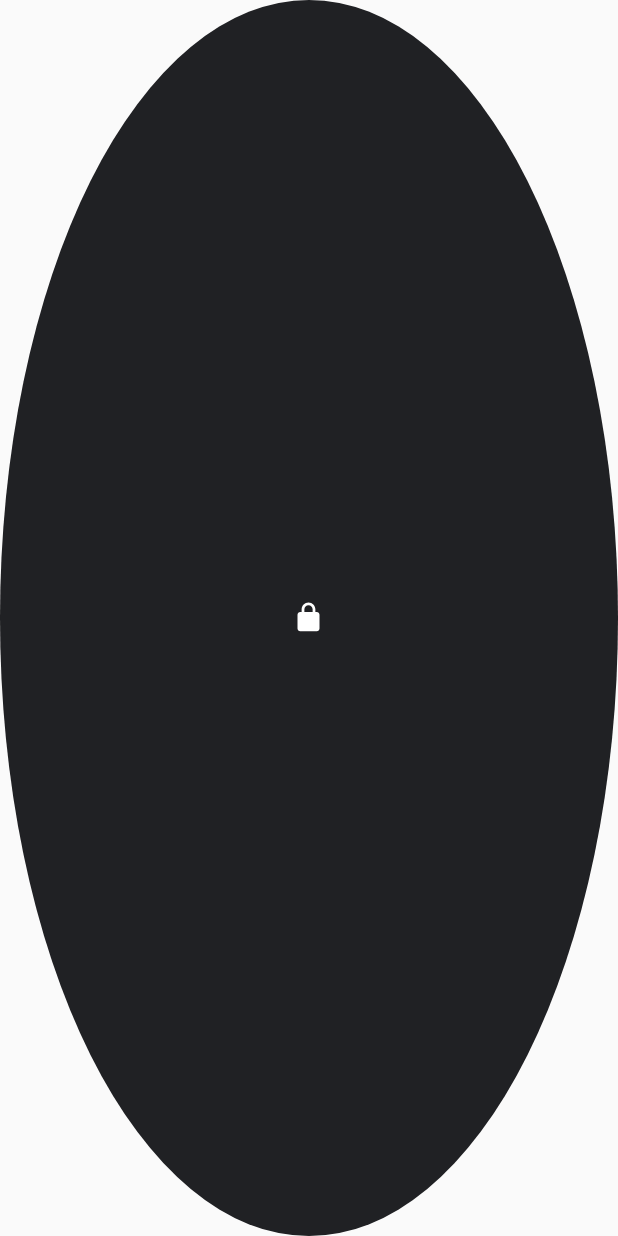
After one commit to irvan-putra/saku, an Android app: the layout widget_vault_status_mini.xml on its own in the app's theme, with its tools: preview values and no code run, on a phone screen of 412 x 824 dp. The commit adds this screen. Run offline under Robolectric (Android 15) with nearby library versions, the phone set to English and light mode, and no system bars.

Commit message:
Make the vault-status widget responsive: 1x1 badge to expanded card
User steering (2026-11-18): widgets must fit together on one 5x6 Samsung
screen, smallest size 1x1 like a single-status counter badge, not a squeezed
card. Three size modes via size-mapped RemoteViews on API 31+ (compact row
fallback below): 1x1 circular lock badge, one-row compact (default target
5x1) with status + demo note, expanded 3x2 card as before. Provider declares
40dp min/minResize both axes, horizontal|vertical resize, no periodic
updates. Still locked-status + quick-open only: no counts, strength or any
vault metadata, all strings static resources. 7 Robolectric tests cover the
three layouts, strings, provider XML, quick-open target and receiver
registration.

```diff
--- /dev/null
+++ b/app/src/main/res/drawable/ic_lock.xml
@@ -0,0 +1,7 @@
+<?xml version="1.0" encoding="utf-8"?>
+<vector xmlns:android="http://schemas.android.com/apk/res/android"
+    android:width="24dp" android:height="24dp"
+    android:viewportWidth="24" android:viewportHeight="24">
+    <path android:fillColor="#FFFFFF"
+        android:pathData="M18,8h-1V6c0-2.76-2.24-5-5-5S7,3.24 7,6v2H6c-1.1,0-2,0.9-2,2v10c0,1.1 0.9,2 2,2h12c1.1,0 2,-0.9 2,-2V10c0-1.1-0.9-2-2-2zM9,6c0-1.66 1.34-3 3-3s3,1.34 3,3v2H9V6z"/>
+</vector>
--- /dev/null
+++ b/app/src/main/res/drawable/widget_background_circle.xml
@@ -0,0 +1,4 @@
+<?xml version="1.0" encoding="utf-8"?>
+<shape xmlns:android="http://schemas.android.com/apk/res/android" android:shape="oval">
+    <solid android:color="#202124" />
+</shape>
--- /dev/null
+++ b/app/src/main/res/layout/widget_vault_status_mini.xml
@@ -0,0 +1,17 @@
+<?xml version="1.0" encoding="utf-8"?>
+<!-- 1x1 minimum: one clear locked-status badge, nothing else. Tap opens app. -->
+<FrameLayout xmlns:android="http://schemas.android.com/apk/res/android"
+    android:id="@+id/widget_container"
+    android:layout_width="match_parent"
+    android:layout_height="match_parent"
+    android:padding="6dp"
+    android:background="@drawable/widget_background_circle">
+
+    <ImageView
+        android:id="@+id/widget_lock"
+        android:layout_width="22dp"
+        android:layout_height="22dp"
+        android:layout_gravity="center"
+        android:src="@drawable/ic_lock"
+        android:contentDescription="@string/widget_lock_cd" />
+</FrameLayout>
--- a/app/src/main/res/values/strings.xml
+++ b/app/src/main/res/values/strings.xml
@@ -6,4 +6,6 @@
   <string name="widget_status_locked">Vault: locked</string>
   <string name="widget_demo_note">Demo widget - synthetic data only</string>
   <string name="widget_description">saku vault status (demo, no real secrets)</string>
+  <string name="widget_lock_cd">saku vault: locked (demo)</string>
+  <string name="widget_demo_short">demo - synthetic only</string>
 </resources>
```
Also changed, not shown: app/src/main/java/com/vanipy/saku/VaultStatusWidgetProvider.kt (+27 -10 lines), app/src/main/res/layout/widget_vault_status_compact.xml (added, +37 -0 lines), app/src/main/res/xml/widget_vault_status_info.xml (+7 -5 lines), 1 other file.
